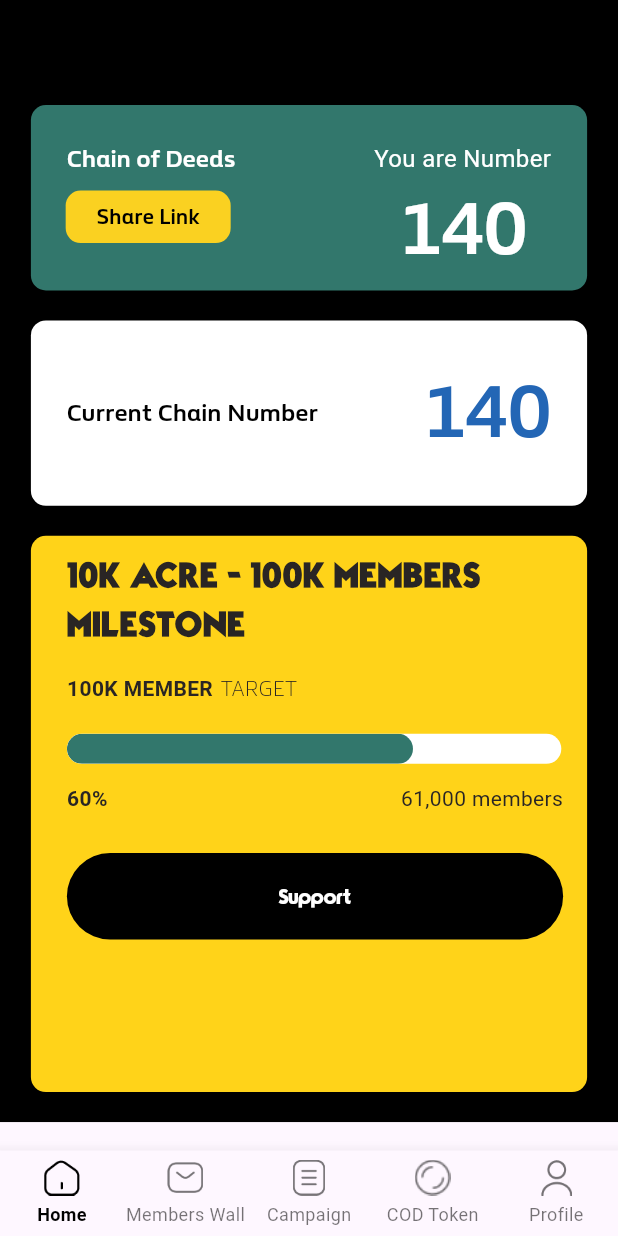
After one commit to Rasool6/flutter_app_ui, a Flutter app: the Home screen opened directly, on a phone screen of 412 x 824 dp. The commit adds this screen. Run offline on Flutter 3.47's test engine with Material 3 defaults, Android fonts, the phone set to English and light mode, and no system bars; Roboto replaces fonts that are missing (BG Flame Bold, BG Flame Light, PlusJakartaSans-Regular).

Commit message:
update 2

```diff
--- a/lib/LoginScreen.dart
+++ b/lib/auth_work/LoginScreen.dart
@@ -1,5 +1,7 @@
 import 'package:flutter/material.dart';
-import 'package:untitled/forgotPasswordDailogu.dart';
+
+import '../home/home_screen.dart';
+import 'forgotPasswordDailogu.dart';
 
 
 class LoginScreen extends StatefulWidget {
@@ -12,8 +14,7 @@ class LoginScreen extends StatefulWidget {
 class _LoginScreenState extends State<LoginScreen> {
   @override
   Widget build(BuildContext context) {
-    return MaterialApp(
-      home: Scaffold(
+    return  Scaffold(
         resizeToAvoidBottomInset: false,
                 body: Column(
                   mainAxisAlignment: MainAxisAlignment.start,
@@ -142,7 +143,7 @@ class _LoginScreenState extends State<LoginScreen> {
                         onPressed: (){
                           ForgotPasswordDialog().show(context);
                         },
-                       child: Text( "Forgot Password?",
+                       child: const Text( "Forgot Password?",
                         style: TextStyle(
                             fontSize: 14,
                             color: Colors.black,
@@ -156,7 +157,9 @@ class _LoginScreenState extends State<LoginScreen> {
                     Center(
                       child: MaterialButton(
                         elevation: 0,
-                        onPressed: () {  },
+                        onPressed: () {
+                          Navigator.push(context,   MaterialPageRoute(builder: (context)=>const Home()));
+                        },
                         color: const Color(0xFFFFD319),
                         shape: RoundedRectangleBorder(
                             borderRadius: BorderRadius.circular(10)),
@@ -176,7 +179,7 @@ class _LoginScreenState extends State<LoginScreen> {
                     ),
                   ],
                 ),
-      ),
+
     );
   }
 }
--- a/lib/authBottomSheetDailogue.dart
+++ b/lib/auth_work/authBottomSheetDailogue.dart
@@ -1,7 +1,8 @@
  import 'package:flutter/material.dart';
-import 'package:untitled/singin_screen.dart';
+import 'package:untitled/auth_work/singin_screen.dart';
 
 import 'LoginScreen.dart';
+
 
 class AuthBottomSheetDialogue {
   void show(BuildContext context,{
--- a/lib/main.dart
+++ b/lib/auth_work/main.dart
@@ -1,6 +1,5 @@
 import 'package:flutter/material.dart';
-import 'package:flutter_svg/svg.dart';
-import 'package:untitled/welcom_screen.dart';
+import 'package:untitled/auth_work/welcom_screen.dart';
 
 void main() {
   runApp(const MyApp());
--- a/lib/singin_screen.dart
+++ b/lib/auth_work/singin_screen.dart
@@ -11,8 +11,7 @@ class SignInScreen extends StatefulWidget {
 class _SignInScreenState extends State<SignInScreen> {
   @override
   Widget build(BuildContext context) {
-    return MaterialApp(
-      home: Scaffold(
+    return  Scaffold(
 
         body: SingleChildScrollView(
           child: Column(
@@ -427,7 +426,7 @@ class _SignInScreenState extends State<SignInScreen> {
             ],
           ),
         ),
-      ),
+
     );
   }
 }
--- a/lib/welcom_screen.dart
+++ b/lib/auth_work/welcom_screen.dart
@@ -1,5 +1,5 @@
 import 'package:flutter/material.dart';
-import 'package:untitled/authBottomSheetDailogue.dart';
+import 'package:untitled/auth_work/authBottomSheetDailogue.dart';
 
 class WelcomeScreen extends StatelessWidget {
   const WelcomeScreen({super.key});
--- /dev/null
+++ b/lib/home/home_screen.dart
@@ -0,0 +1,120 @@
+import 'package:flutter/material.dart';
+import 'package:untitled/home/ui/campaign.dart';
+import 'package:untitled/home/ui/cod_token.dart';
+import 'package:untitled/home/ui/home.dart';
+import 'package:untitled/home/ui/member_wall.dart';
+import 'package:untitled/home/ui/profile.dart';
+
+class Home extends StatefulWidget {
+  const Home({super.key});
+
+  @override
+  State<Home> createState() => _HomeState();
+}
+
+class _HomeState extends State<Home> {
+  int _selectedIndex = 0;
+
+  static const List<Widget> _widgetOptions = <Widget>[
+    HomeFragment(),
+    MemberWallFragment(),
+    CampaignFragment(),
+    CODTokenFragment(),
+    ProfileFragment(),
+  ];
+
+  void _onItemTapped(int index) {
+    setState(() {
+      _selectedIndex = index;
+    });
+  }
+
+  @override
+  Widget build(BuildContext context) {
+    return Scaffold(
+      bottomNavigationBar: BottomNavigationBar(
+        items: <BottomNavigationBarItem>[
+          BottomNavigationBarItem(
+            icon: Padding(
+              padding: const EdgeInsets.only(bottom: 4.0), // Add space between icon and label
+              child: Image.asset(
+                'assets/home.png',
+                color: _selectedIndex == 0 ? Colors.black : Colors.black54,
+                width: 24,
+                height: 24,
+              ),
+            ),
+            label: "Home",
+          ),
+          BottomNavigationBarItem(
+            icon: Padding(
+              padding: const EdgeInsets.only(bottom: 4.0), // Add space between icon and label
+              child: Image.asset(
+                'assets/member_wall.png',
+                color: _selectedIndex == 1 ? Colors.black : Colors.black54,
+                width: 24,
+                height: 24,
+              ),
+            ),
+            label: "Members Wall",
+          ),
+          BottomNavigationBarItem(
+            icon: Padding(
+              padding: const EdgeInsets.only(bottom: 4.0), // Add space between icon and label
+              child: Image.asset(
+                'assets/campaign.png',
+                color: _selectedIndex == 2 ? Colors.black : Colors.black54,
+                width: 24,
+                height: 24,
+              ),
+            ),
+            label: "Campaign",
+          ),
+          BottomNavigationBarItem(
+            icon: Padding(
+              padding: const EdgeInsets.only(bottom: 4.0), // Add space between icon and label
+              child: Image.asset(
+                'assets/token.png',
+                color: _selectedIndex == 3 ? Colors.black : Colors.black54,
+                width: 24,
+                height: 24,
+              ),
+            ),
+            label: "COD Token",
+          ),
+          BottomNavigationBarItem(
+            icon: Padding(
+              padding: const EdgeInsets.only(bottom: 4.0), // Add space between icon and label
+              child: Image.asset(
+                'assets/profile.png',
+                color: _selectedIndex == 4 ? Colors.black : Colors.black54,
+                width: 24,
+                height: 24,
+              ),
+            ),
+            label: "Profile",
+          ),
+        ],
+        currentIndex: _selectedIndex,
+        selectedItemColor: Colors.black,
+        unselectedItemColor: Colors.black54,
+        onTap: _onItemTapped,
+        type: BottomNavigationBarType.fixed,
+        selectedLabelStyle: TextStyle(
+          fontFamily: 'PlusJakartaSans-Regular',
+          fontWeight: FontWeight.bold,
+          fontSize: 12, // Adjust font size if needed
+        ),
+        unselectedLabelStyle: TextStyle(
+          fontFamily: 'PlusJakartaSans-Regular',
+          fontWeight: FontWeight.normal,
+          fontSize: 12, // Adjust font size if needed
+        ),
+      ),
+      body: SingleChildScrollView(
+        child: _widgetOptions.elementAt(_selectedIndex),
+      ),
+    );
+  }
+
+}
--- /dev/null
+++ b/lib/home/ui/campaign.dart
@@ -0,0 +1,12 @@
+import 'package:flutter/material.dart';
+
+
+class CampaignFragment extends StatelessWidget {
+  const CampaignFragment({super.key});
+
+  @override
+  Widget build(BuildContext context) {
+    return Center(child: Text('CampaignFragment Fragment'));
+
+  }
+}
--- /dev/null
+++ b/lib/home/ui/cod_token.dart
@@ -0,0 +1,12 @@
+import 'package:flutter/material.dart';
+
+
+class CODTokenFragment extends StatelessWidget {
+  const CODTokenFragment({super.key});
+
+  @override
+  Widget build(BuildContext context) {
+    return Center(child: Text('CODTokenFragment Fragment'));
+
+  }
+}
--- /dev/null
+++ b/lib/home/ui/home.dart
@@ -0,0 +1,285 @@
+import 'package:flutter/material.dart';
+
+class HomeFragment extends StatelessWidget {
+  const HomeFragment({super.key});
+
+  @override
+  Widget build(BuildContext context) {
+    return Container(
+      color: Colors.black,
+      child: Column(
+        children: [
+          //top header container
+          Padding(
+            padding:
+                EdgeInsets.only(top: MediaQuery.of(context).size.height * .085),
+            child: Center(
+              child: Container(
+                width: MediaQuery.of(context).size.width * .9,
+                height: MediaQuery.of(context).size.height * .15,
+                decoration: BoxDecoration(
+                    color: Color(0xff32776C),
+                    borderRadius: BorderRadius.circular(10)),
+                child: Row(
+                  mainAxisAlignment: MainAxisAlignment.spaceBetween,
+                   children: [
+                    Column(
+                      children: [
+                        //top header text 1
+                        Padding(
+                          padding: EdgeInsets.only(top: 24.0, left: 24.0),
+                          child: Text(
+                            "Chain of Deeds",
+                            style: TextStyle(
+                                fontSize: 16,
+                                color: Colors.white,
+                                fontFamily: 'BG Flame',
+                                fontWeight: FontWeight.w700),
+                          ),
+                        ),
+                        //top header text 2
+                        Padding(
+                          padding: EdgeInsets.only(top: 10.0, left: 20.0),
+                          child: Container(
+                            width: 110,
+                            height: 35,
+                              decoration: BoxDecoration(
+                                  color: Color(0xffFAD121),
+                                  borderRadius: BorderRadius.circular(10)),
+
+                              child: Center(
+                                child: Text(
+                            "Share Link",
+                            style: TextStyle(
+                                  fontSize: 14,
+                                  color: Colors.black,
+                                  fontFamily: 'BG Flame',
+                                  fontWeight: FontWeight.w700),
+                          ),
+                              )),
+                        )
+                      ],
+                    )
+                    //  column 2 header texts
+                    ,
+
+                     Padding(
+                       padding: EdgeInsets.only(top: 24.0, right: 24.0),
+                       child: Column(
+                        children: [
+                          //top header text 1
+                          Text(
+                            "You are Number",
+                            style: TextStyle(
+                                fontSize: 16,
+                                color: Colors.white,
+                                fontFamily: 'BG Flame Light',
+                               ),
+                          ),
+                          //top header text 2
+                          Text(
+                            "140",
+                            style: TextStyle(
+                                fontSize: 50,
+                                color: Colors.white,
+                                fontFamily: 'BG Flame',
+                                fontWeight: FontWeight.w700),
+                          )
+                        ],
+                    ),
+                     )
+                  ],
+                ),
+              ),
+            ),
+          ),
+
+          SizedBox(
+            height: 20,
+          ),
+          Container(
+            width: MediaQuery.of(context).size.width * .9,
+            height: MediaQuery.of(context).size.height * .15,
+            decoration: BoxDecoration(
+                color: Colors.white,
+                borderRadius: BorderRadius.circular(10)),
+            child: Row(
+              mainAxisAlignment: MainAxisAlignment.spaceBetween,
+              crossAxisAlignment: CrossAxisAlignment.center,
+              children: [
+                Padding(
+                  padding: EdgeInsets.only(  left: 24.0),
+                  child: Text(
+                    "Current Chain Number",
+                    style: TextStyle(
+                        fontSize: 16,
+                        color: Colors.black,
+                        fontFamily: 'BG Flame',
+                        fontWeight: FontWeight.w700),
+                  ),
+                ),
+                //  column 2 header texts,
+                Padding(
+                  padding: EdgeInsets.only(right: 24.0),
+                  child:  Text(
+                    "140",
+                    style: TextStyle(
+                        fontSize: 50,
+                        color: Color(0xff2366B5),
+                        fontFamily: 'BG Flame',
+                        fontWeight: FontWeight.w700),
+                  ),
+                ),
+              ],
+            ),
+          ),
+          SizedBox(
+            height: 20,
+          ),
+          Container(
+            width: MediaQuery.of(context).size.width * .9,
+            height: MediaQuery.of(context).size.height * .45,
+            decoration: BoxDecoration(
+                color: Color(0xffFFD319),
+                borderRadius: BorderRadius.circular(10)),
+            child: Column(
+              mainAxisAlignment: MainAxisAlignment.start,
+              crossAxisAlignment: CrossAxisAlignment.start,
+              children: [
+                Padding(
+                  padding: EdgeInsets.only( top:10,left: 24.0),
+                  child: Text(
+                    "10K ACRE - 100K MEMBERS\nMILESTONE",
+                    style: TextStyle(
+                        fontSize: MediaQuery.of(context).size.height*0.028,
+                        letterSpacing: 1.5,
+                         color: Color(0xff292524),
+                        fontFamily: 'TypoGraphica',
+                        fontWeight: FontWeight.w700),
+                  ),
+                ),
+                //  column 2 header texts,
+                Padding(
+                  padding: EdgeInsets.only(top: 16, left: 24.0),
+                  child: Column(
+                    crossAxisAlignment: CrossAxisAlignment.start,
+                    children: [
+                      Row(
+                        children: [
+                          Text(
+                            "100K MEMBER",
+                            style: TextStyle(
+                                fontSize: 14,
+                                color: Color(0xff292524),
+                                fontFamily: 'BG Flame Light',
+                                fontWeight: FontWeight.w700),
+                          ),
+                          SizedBox(width: 5),
+                          Text(
+                            "TARGET",
+                            style: TextStyle(
+                                fontSize: 14,
+                                color: Color(0xff292524),
+                                fontFamily: 'BG Flame',
+                                fontWeight: FontWeight.w500),
+                          ),
+                        ],
+                      ),
+                      SizedBox(height: 20), // Spacing between text and progress bar
+                      Container(
+                        width: MediaQuery.of(context).size.width * 0.8, // Adjust the width as needed
+                        height: 20, // Height of the progress bar
+                        decoration: BoxDecoration(
+                          color: Colors.white, // Background color of the progress bar
+                          borderRadius: BorderRadius.circular(10), // Rounded corners
+                        ),
+                        child: ClipRRect(
+                          borderRadius: BorderRadius.circular(10),
+                          child: LinearProgressIndicator(
+                            value: 0.7,
+                            borderRadius: BorderRadius.circular(10),// Progress value (from 0.0 to 1.0)
+                            valueColor: AlwaysStoppedAnimation<Color>(Color(0xff32776C)), // Progress color
+                            backgroundColor: Colors.transparent, // Background color behind the progress
+                          ),
+                        ),
+                      ),
+                      SizedBox(
+                        height: 5,
+                      ),
+                      Row(
+                        mainAxisAlignment: MainAxisAlignment.spaceBetween,
+                         children: [
+                          Padding
+                            (
+                            padding: const EdgeInsets.only(top:8.0),
+                            child: Text(
+                              "60%",
+                              style: TextStyle(
+                                  fontSize: 14,
+                                  color: Color(0xff292524),
+                                  fontFamily: 'BG Flame Light',
+                                  fontWeight: FontWeight.w700),
+                            ),
+                          ),
+                          SizedBox(width: 5),
+                          Padding(
+                            padding: const EdgeInsets.only(top:8.0,right: 16.0),
+                            child: Text(
+                              "61,000 members",
+                              style: TextStyle(
+                                  fontSize: 14,
+                                  color: Color(0xff292524),
+                                  fontFamily: 'BG Flame Bold',
+                                  ),
+                            ),
+                          ),
+                        ],
+                      ),
+
+                      SizedBox(
+                        height: 10,
+                      ),
+                      Padding(
+                        padding: EdgeInsets.only(
+                          top: MediaQuery.of(context).size.height * 0.02,
+
+                            right: 16.0
+                        ),
+                        child: MaterialButton(
+                          elevation: 0,
+                          onPressed: () {
+
+
+                          },
+                          color:   Colors.black,
+                          shape: RoundedRectangleBorder(
+                              borderRadius: BorderRadius.circular(30)),
+                          child: SizedBox(
+                            width: MediaQuery.of(context).size.width * 0.8,
+                            height: MediaQuery.of(context).size.height * 0.07,
+                            child:  Center(
+                                child: Text(
+                                  "Support",
+                                  style:const TextStyle(
+                                      fontSize: 14,
+                                      color: Colors.white,
+                                      fontFamily: 'TypoGraphica'),
+                                )),
+                          ),
+                        ),
+                      ),
+                    ],
+                  ),
+                )
+                ,
+              ],
+            ),
+          ),
+          SizedBox(
+            height: 20,
+          ),
+        ],
+      ),
+    );
+  }
+}
--- /dev/null
+++ b/lib/home/ui/member_wall.dart
@@ -0,0 +1,11 @@
+import 'package:flutter/material.dart';
+
+
+class MemberWallFragment extends StatelessWidget {
+  const MemberWallFragment({super.key});
+
+  @override
+  Widget build(BuildContext context) {
+    return Center(child: Text('MemberWallFragment Fragment'));
+  }
+}
--- /dev/null
+++ b/lib/home/ui/profile.dart
@@ -0,0 +1,12 @@
+import 'package:flutter/material.dart';
+
+
+class ProfileFragment extends StatelessWidget {
+  const ProfileFragment({super.key});
+
+  @override
+  Widget build(BuildContext context) {
+    return Center(child: Text('ProfileFragment Fragment'));
+
+  }
+}
```
Also changed, not shown: pubspec.yaml (+5 -9 lines), assets/campaign.png (added), assets/home.png (added), assets/member_wall.png (added), assets/profile.png (added), assets/token.png (added), fonts/PlusJakartaSans-Regular.ttf (added), lib/auth_work/forgotPasswordDailogu.dart (renamed from lib/forgotPasswordDailogu.dart), pubspec.lock, 4 other files.
